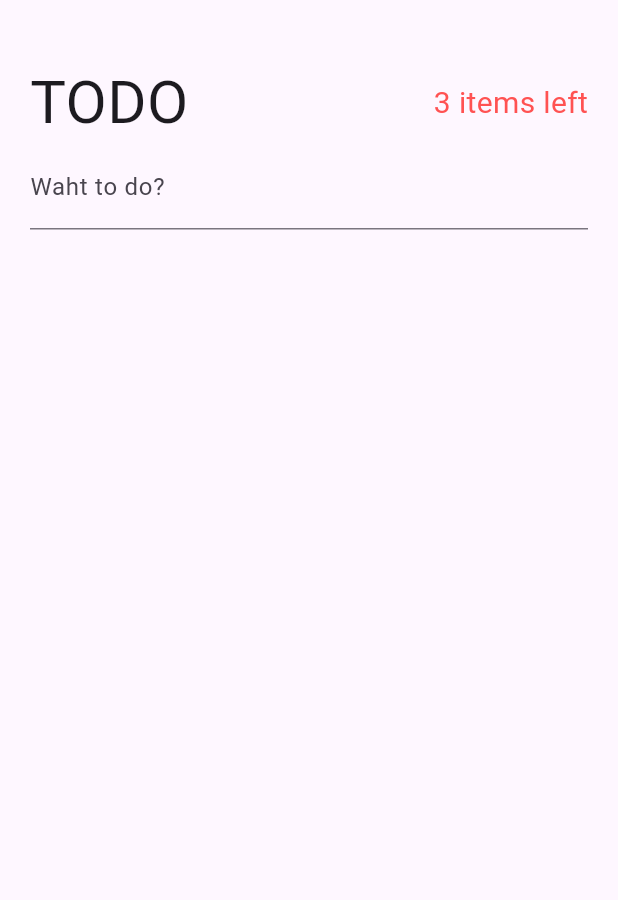
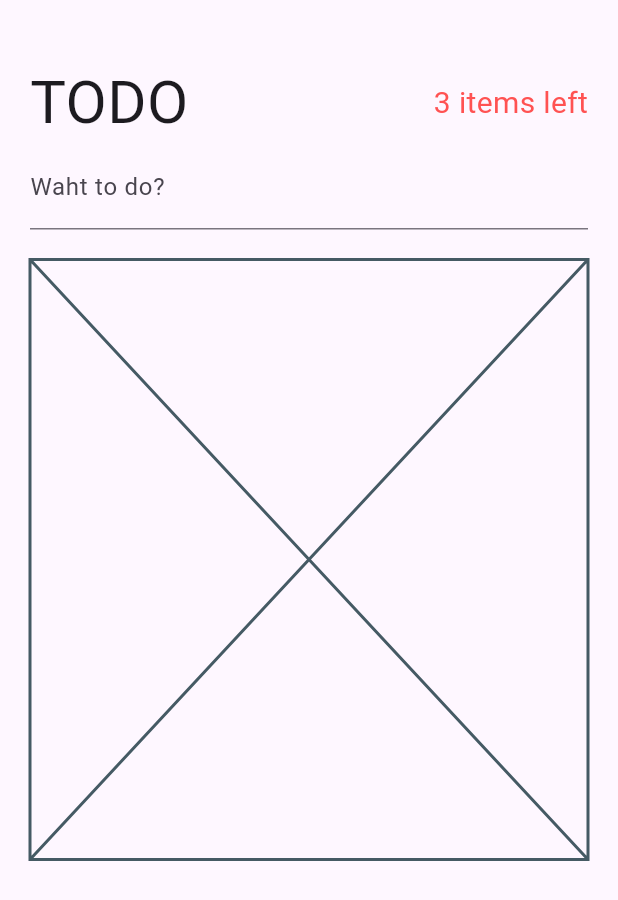
Before and after one commit to LukaszWalencik/todo_cubit, a Flutter app: the screen it shows after launch, on a phone screen of 412 x 824 dp. Shown: the top 900 px of the screen. Run offline on Flutter 3.47's test engine with Material 2 defaults, Android fonts, the phone set to English and light mode, and no system bars; our stand-ins replace bloc, equatable, flutter_bloc.

Commit message:
Create empty search and filter widget and add this to todos page

```diff
--- /dev/null
+++ b/lib/pages/todo_page/search_and_filter_todo.dart
@@ -0,0 +1,10 @@
+import 'package:flutter/material.dart';
+
+class SearchAndFilterTodo extends StatelessWidget {
+  const SearchAndFilterTodo({super.key});
+
+  @override
+  Widget build(BuildContext context) {
+    return const Placeholder();
+  }
+}
--- a/lib/pages/todo_page/todos_page.dart
+++ b/lib/pages/todo_page/todos_page.dart
@@ -1,5 +1,6 @@
 import 'package:flutter/material.dart';
 import 'package:todo_cubit/pages/todo_page/create_todo.dart';
+import 'package:todo_cubit/pages/todo_page/search_and_filter_todo.dart';
 import 'package:todo_cubit/pages/todo_page/todo_header.dart';
 
 class TodoPage extends StatelessWidget {
@@ -13,7 +14,14 @@ class TodoPage extends StatelessWidget {
           child: Padding(
             padding: const EdgeInsets.symmetric(vertical: 40, horizontal: 20),
             child: Column(
-              children: [TodoHeader(), CreateTodo()],
+              children: [
+                TodoHeader(),
+                CreateTodo(),
+                SizedBox(
+                  height: 20,
+                ),
+                SearchAndFilterTodo()
+              ],
             ),
           ),
         ),
```
